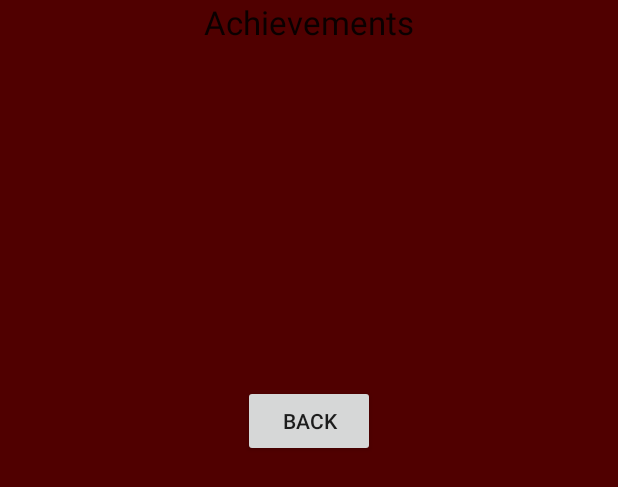
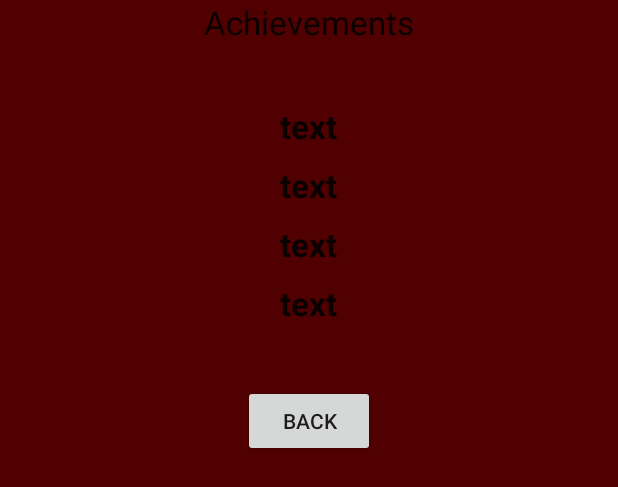
Before and after one commit to fredrik90/FlySpotter, an Android app: the layout achievements.xml on its own in the app's theme, with its tools: preview values and no code run, on a phone screen of 412 x 824 dp. Shown: the top 487 px of the screen. Run offline under Robolectric (Android 15) with nearby library versions, the phone set to English and light mode, and no system bars.

Commit message:
Achievements!

```diff
--- a/app/src/main/res/layout/achievements.xml
+++ b/app/src/main/res/layout/achievements.xml
@@ -4,6 +4,8 @@
     android:layout_height="match_parent"
     android:weightSum="1"
     android:background="#500000">
+
+
 
     <TextView
         android:layout_width="wrap_content"
@@ -19,7 +21,7 @@
         android:layout_height="wrap_content"
         android:layout_marginTop="40dp"
         android:textAppearance="?android:attr/textAppearanceLarge"
-        android:text=""
+        android:text="text"
         android:id="@+id/getAchievement1"
         android:layout_gravity="center_horizontal" />
 
@@ -29,7 +31,7 @@
         android:layout_height="wrap_content"
         android:layout_marginTop="10dp"
         android:textAppearance="?android:attr/textAppearanceLarge"
-        android:text=""
+        android:text="text"
         android:id="@+id/getAchievement2"
         android:layout_gravity="center_horizontal" />
 
@@ -39,7 +41,7 @@
         android:layout_height="wrap_content"
         android:layout_marginTop="10dp"
         android:textAppearance="?android:attr/textAppearanceLarge"
-        android:text=""
+        android:text="text"
         android:id="@+id/getAchievement3"
         android:layout_gravity="center_horizontal" />
 
@@ -49,7 +51,7 @@
         android:layout_height="wrap_content"
         android:layout_marginTop="10dp"
         android:textAppearance="?android:attr/textAppearanceLarge"
-        android:text=""
+        android:text="text"
         android:id="@+id/getAchievement4"
         android:layout_gravity="center_horizontal" />
 
```
